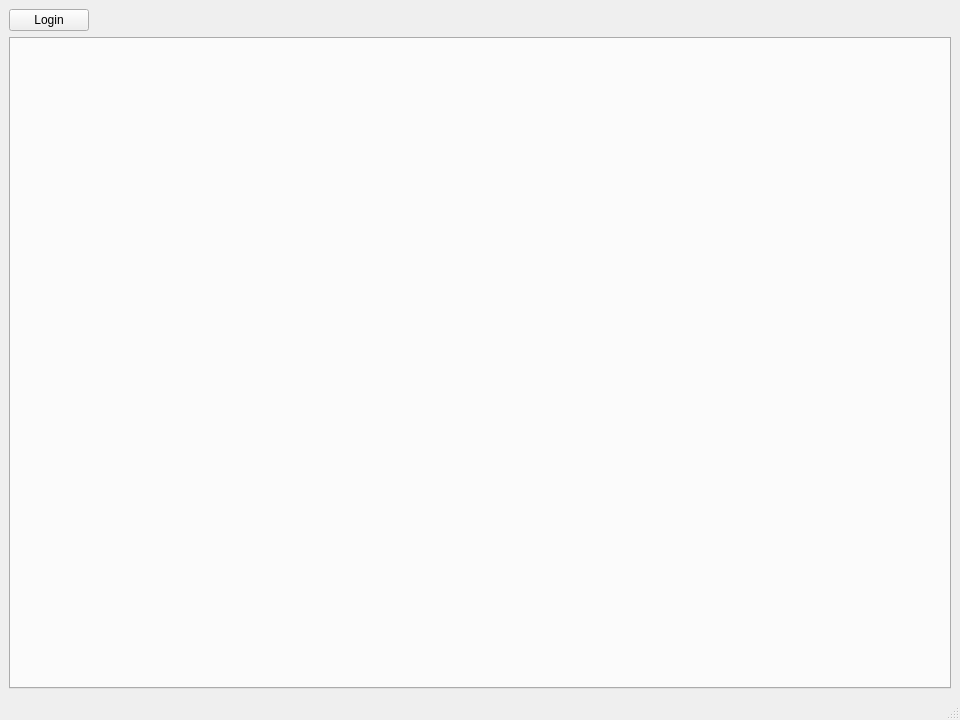
This is mainwindow.ui in Q-Wednesday/FTPClient as Qt 5 draws it before an edit. The edited form follows.
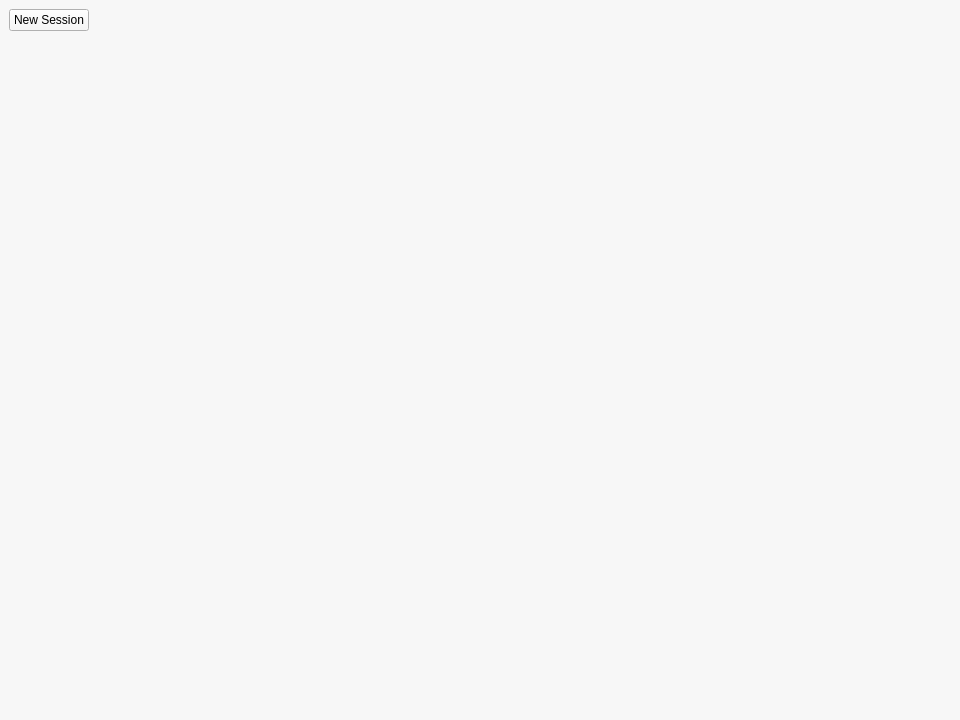
This is the edited form. Icons and pictures are not drawn.

Diff of the .ui file:
```diff
--- a/mainwindow.ui
+++ b/mainwindow.ui
@@ -17,6 +17,10 @@
    <iconset resource="src.qrc">
     <normaloff>:/icons/ftp</normaloff>:/icons/ftp</iconset>
   </property>
+  <property name="styleSheet">
+   <string notr="true">border-color: rgb(170, 255, 255);
+background-color: rgb(247, 247, 247);</string>
+  </property>
   <widget class="QWidget" name="centralwidget">
    <layout class="QGridLayout" name="gridLayout">
     <item row="0" column="0">
@@ -28,7 +32,7 @@
        </sizepolicy>
       </property>
       <property name="text">
-       <string>Login</string>
+       <string>New Session</string>
       </property>
      </widget>
     </item>
```
